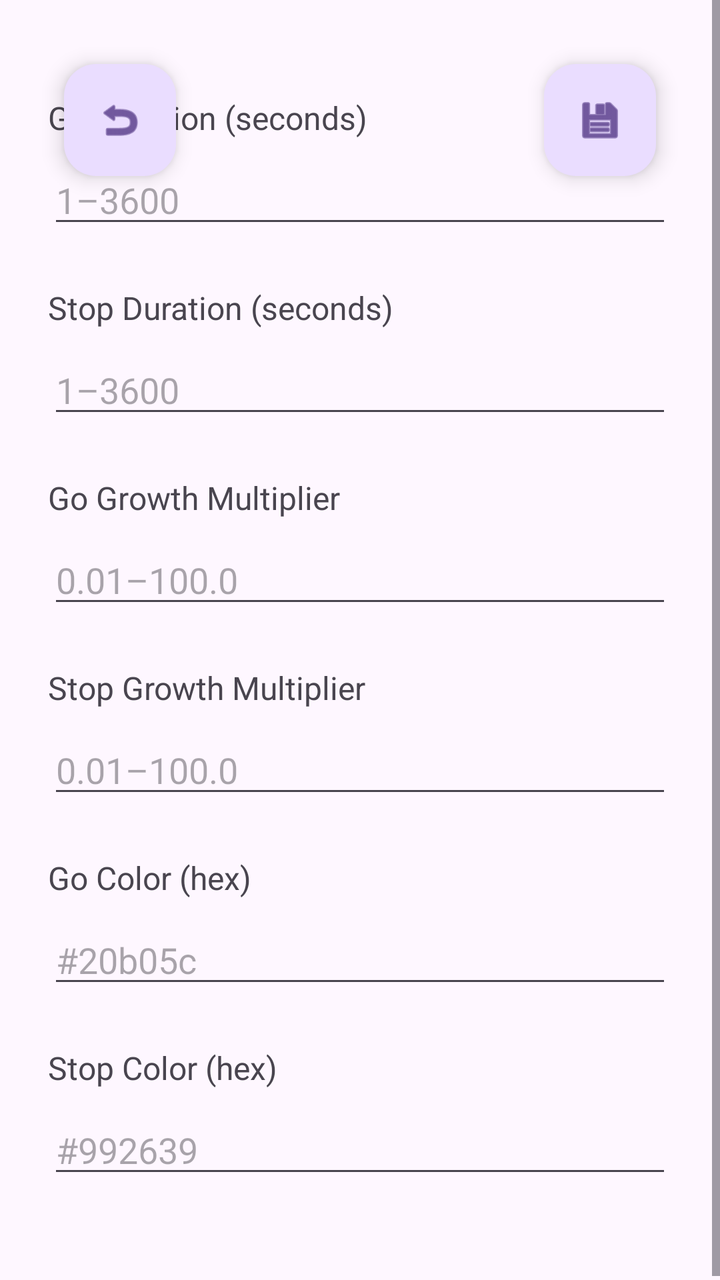
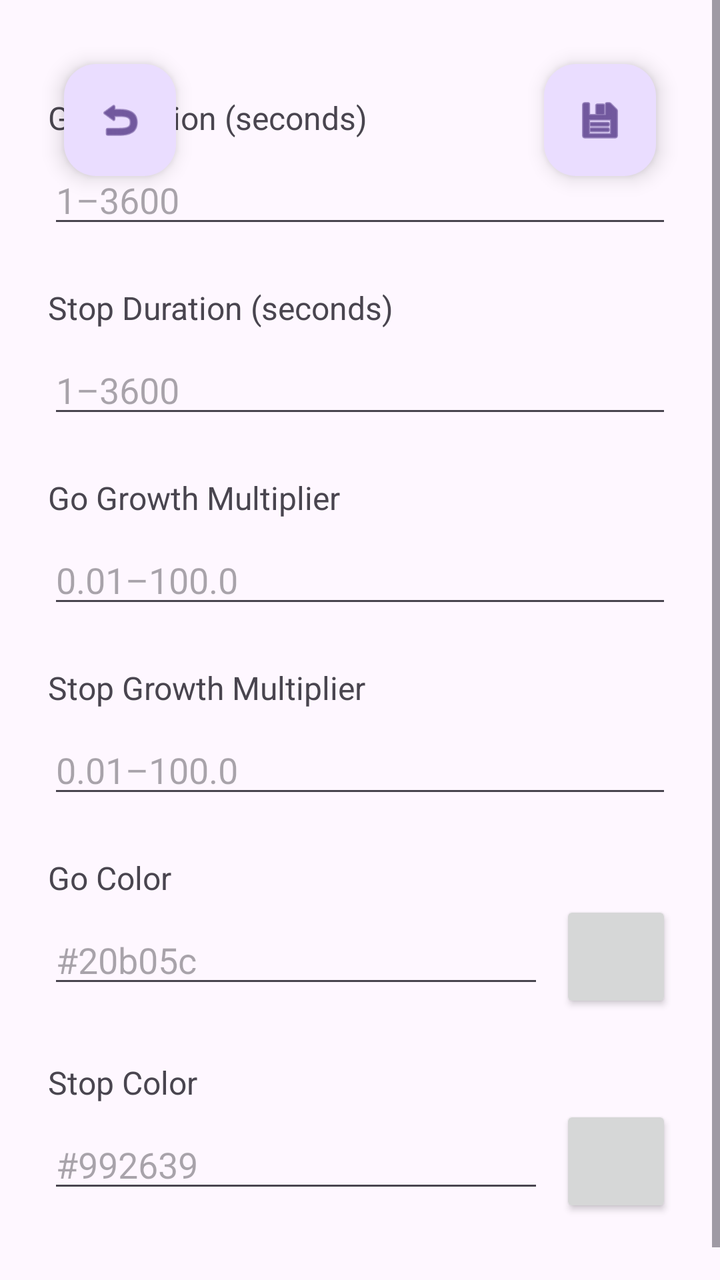

Two renders of the same Android screen: before a commit and after it. Below are the layout's source before the change and the commit's diff.
<!-- AndroidManifest.xml: application theme Theme.StopAndGo -->
<!-- res/layout/activity_settings.xml -->
<?xml version="1.0" encoding="utf-8"?>
<androidx.coordinatorlayout.widget.CoordinatorLayout xmlns:android="http://schemas.android.com/apk/res/android"
    xmlns:app="http://schemas.android.com/apk/res-auto"
    android:layout_width="match_parent"
    android:layout_height="match_parent">

    <ScrollView
        android:layout_width="match_parent"
        android:layout_height="match_parent"
        android:clickable="true"
        android:fillViewport="true"
        android:focusable="true"
        android:focusableInTouchMode="true">

        <androidx.constraintlayout.widget.ConstraintLayout
            android:id="@+id/settings_container"
            android:layout_width="match_parent"
            android:layout_height="wrap_content"
            android:clickable="true"
            android:focusable="true"
            android:focusableInTouchMode="true"
            android:paddingStart="24dp"
            android:paddingTop="48dp"
            android:paddingEnd="24dp"
            android:paddingBottom="48dp">

            <TextView
                android:id="@+id/go_duration_label"
                android:layout_width="0dp"
                android:layout_height="wrap_content"
                android:text="@string/go_duration"
                android:textSize="16sp"
                app:layout_constraintEnd_toEndOf="parent"
                app:layout_constraintStart_toStartOf="parent"
                app:layout_constraintTop_toTopOf="parent" />

            <EditText
                android:id="@+id/go_duration_input"
                android:layout_width="0dp"
                android:layout_height="wrap_content"
                android:layout_marginTop="8dp"
                android:autofillHints=""
                android:hint="@string/go_duration_hint"
                android:inputType="number"
                app:layout_constraintEnd_toEndOf="parent"
                app:layout_constraintStart_toStartOf="parent"
                app:layout_constraintTop_toBottomOf="@id/go_duration_label" />

            <TextView
                android:id="@+id/stop_duration_label"
                android:layout_width="0dp"
                android:layout_height="wrap_content"
                android:layout_marginTop="24dp"
                android:text="@string/stop_duration"
                android:textSize="16sp"
                app:layout_constraintEnd_toEndOf="parent"
                app:layout_constraintStart_toStartOf="parent"
                app:layout_constraintTop_toBottomOf="@id/go_duration_input" />

            <EditText
                android:id="@+id/stop_duration_input"
                android:layout_width="0dp"
                android:layout_height="wrap_content"
                android:layout_marginTop="8dp"
                android:autofillHints=""
                android:hint="@string/stop_duration_hint"
                android:inputType="number"
                app:layout_constraintEnd_toEndOf="parent"
                app:layout_constraintStart_toStartOf="parent"
                app:layout_constraintTop_toBottomOf="@id/stop_duration_label" />

            <TextView
                android:id="@+id/go_growth_label"
                android:layout_width="0dp"
                android:layout_height="wrap_content"
                android:layout_marginTop="24dp"
                android:text="@string/go_growth"
                android:textSize="16sp"
                app:layout_constraintEnd_toEndOf="parent"
                app:layout_constraintStart_toStartOf="parent"
                app:layout_constraintTop_toBottomOf="@id/stop_duration_input" />

            <EditText
                android:id="@+id/go_growth_input"
                android:layout_width="0dp"
                android:layout_height="wrap_content"
                android:layout_marginTop="8dp"
                android:autofillHints=""
                android:hint="@string/go_growth_hint"
                android:inputType="numberDecimal"
                app:layout_constraintEnd_toEndOf="parent"
                app:layout_constraintStart_toStartOf="parent"
                app:layout_constraintTop_toBottomOf="@id/go_growth_label" />

            <TextView
                android:id="@+id/stop_growth_label"
                android:layout_width="0dp"
                android:layout_height="wrap_content"
                android:layout_marginTop="24dp"
                android:text="@string/stop_growth"
                android:textSize="16sp"
                app:layout_constraintEnd_toEndOf="parent"
                app:layout_constraintStart_toStartOf="parent"
                app:layout_constraintTop_toBottomOf="@id/go_growth_input" />

            <EditText
                android:id="@+id/stop_growth_input"
                android:layout_width="0dp"
                android:layout_height="wrap_content"
                android:layout_marginTop="8dp"
                android:autofillHints=""
                android:hint="@string/stop_growth_hint"
                android:inputType="numberDecimal"
                app:layout_constraintEnd_toEndOf="parent"
                app:layout_constraintStart_toStartOf="parent"
                app:layout_constraintTop_toBottomOf="@id/stop_growth_label" />

            <TextView
                android:id="@+id/go_color_label"
                android:layout_width="0dp"
                android:layout_height="wrap_content"
                android:layout_marginTop="24dp"
                android:text="@string/go_color"
                android:textSize="16sp"
                app:layout_constraintEnd_toEndOf="parent"
                app:layout_constraintStart_toStartOf="parent"
                app:layout_constraintTop_toBottomOf="@id/stop_growth_input" />

            <EditText
                android:id="@+id/go_color_input"
                android:layout_width="0dp"
                android:layout_height="wrap_content"
                android:layout_marginTop="8dp"
                android:autofillHints=""
                android:hint="@string/go_color_hint"
                android:inputType="text"
                app:layout_constraintEnd_toEndOf="parent"
                app:layout_constraintStart_toStartOf="parent"
                app:layout_constraintTop_toBottomOf="@id/go_color_label" />

            <TextView
                android:id="@+id/stop_color_label"
                android:layout_width="0dp"
                android:layout_height="wrap_content"
                android:layout_marginTop="24dp"
                android:text="@string/stop_color"
                android:textSize="16sp"
                app:layout_constraintEnd_toEndOf="parent"
                app:layout_constraintStart_toStartOf="parent"
                app:layout_constraintTop_toBottomOf="@id/go_color_input" />

            <EditText
                android:id="@+id/stop_color_input"
                android:layout_width="0dp"
                android:layout_height="wrap_content"
                android:layout_marginTop="8dp"
                android:autofillHints=""
                android:hint="@string/stop_color_hint"
                android:inputType="text"
                app:layout_constraintEnd_toEndOf="parent"
                app:layout_constraintStart_toStartOf="parent"
                app:layout_constraintTop_toBottomOf="@id/stop_color_label" />

        </androidx.constraintlayout.widget.ConstraintLayout>
    </ScrollView>

    <com.google.android.material.floatingactionbutton.FloatingActionButton
        android:id="@+id/save_button"
        android:layout_width="wrap_content"
        android:layout_height="wrap_content"
        android:layout_gravity="top|end"
        android:layout_margin="32dp"
        android:contentDescription="@string/save_settings"
        app:srcCompat="@android:drawable/ic_menu_save" />

    <com.google.android.material.floatingactionbutton.FloatingActionButton
        android:id="@+id/reset_button"
        android:layout_width="wrap_content"
        android:layout_height="wrap_content"
        android:layout_gravity="top|start"
        android:layout_margin="32dp"
        android:contentDescription="@string/reset_timer"
        app:srcCompat="@android:drawable/ic_menu_revert" />

</androidx.coordinatorlayout.widget.CoordinatorLayout>
<!-- resources referenced by this layout -->
<resources>
  <string name="go_color">Go Color (hex)</string>
  <string name="go_color_hint">#20b05c</string>
  <string name="go_duration">Go Duration (seconds)</string>
  <string name="go_duration_hint">1–3600</string>
  <string name="go_growth">Go Growth Multiplier</string>
  <string name="go_growth_hint">0.01–100.0</string>
  <string name="reset_timer">Reset Timer</string>
  <string name="save_settings">Save Settings</string>
  <string name="stop_color">Stop Color (hex)</string>
  <string name="stop_color_hint">#992639</string>
  <string name="stop_duration">Stop Duration (seconds)</string>
  <string name="stop_duration_hint">1–3600</string>
  <string name="stop_growth">Stop Growth Multiplier</string>
  <string name="stop_growth_hint">0.01–100.0</string>
  <style name="Theme.StopAndGo" parent="Base.Theme.StopAndGo" />
  <style name="Base.Theme.StopAndGo" parent="Theme.Material3.DayNight.NoActionBar">
      </style>
</resources>

<!-- the commit's change to res/layout/activity_settings.xml (unified diff, before → after) -->
@@ -131,13 +131,23 @@
                 android:layout_width="0dp"
                 android:layout_height="wrap_content"
                 android:layout_marginTop="8dp"
+                android:layout_marginEnd="8dp"
                 android:autofillHints=""
                 android:hint="@string/go_color_hint"
                 android:inputType="text"
-                app:layout_constraintEnd_toEndOf="parent"
+                app:layout_constraintEnd_toStartOf="@id/go_color_picker_button"
                 app:layout_constraintStart_toStartOf="parent"
                 app:layout_constraintTop_toBottomOf="@id/go_color_label" />
 
+            <Button
+                android:id="@+id/go_color_picker_button"
+                android:layout_width="56dp"
+                android:layout_height="56dp"
+                android:contentDescription="@string/pick_color"
+                app:layout_constraintBottom_toBottomOf="@id/go_color_input"
+                app:layout_constraintEnd_toEndOf="parent"
+                app:layout_constraintTop_toTopOf="@id/go_color_input" />
+
             <TextView
                 android:id="@+id/stop_color_label"
                 android:layout_width="0dp"
@@ -147,19 +157,29 @@
                 android:textSize="16sp"
                 app:layout_constraintEnd_toEndOf="parent"
                 app:layout_constraintStart_toStartOf="parent"
-                app:layout_constraintTop_toBottomOf="@id/go_color_input" />
+                app:layout_constraintTop_toBottomOf="@id/go_color_picker_button" />
 
             <EditText
                 android:id="@+id/stop_color_input"
                 android:layout_width="0dp"
                 android:layout_height="wrap_content"
                 android:layout_marginTop="8dp"
+                android:layout_marginEnd="8dp"
                 android:autofillHints=""
                 android:hint="@string/stop_color_hint"
                 android:inputType="text"
-                app:layout_constraintEnd_toEndOf="parent"
+                app:layout_constraintEnd_toStartOf="@id/stop_color_picker_button"
                 app:layout_constraintStart_toStartOf="parent"
                 app:layout_constraintTop_toBottomOf="@id/stop_color_label" />
+
+            <Button
+                android:id="@+id/stop_color_picker_button"
+                android:layout_width="56dp"
+                android:layout_height="56dp"
+                android:contentDescription="@string/pick_color"
+                app:layout_constraintBottom_toBottomOf="@id/stop_color_input"
+                app:layout_constraintEnd_toEndOf="parent"
+                app:layout_constraintTop_toTopOf="@id/stop_color_input" />
 
         </androidx.constraintlayout.widget.ConstraintLayout>
     </ScrollView>
<!-- resource entries referenced after the edit -->
@@ -1,15 +1,16 @@
 <!-- resources referenced by this layout -->
 <resources>
-  <string name="go_color">Go Color (hex)</string>
-  <string name="go_color_hint">#20b05c</string>
+  <string name="go_color">Go Color</string>
+  <string name="go_color_hint" translatable="false">#20b05c</string>
   <string name="go_duration">Go Duration (seconds)</string>
   <string name="go_duration_hint">1–3600</string>
   <string name="go_growth">Go Growth Multiplier</string>
   <string name="go_growth_hint">0.01–100.0</string>
+  <string name="pick_color">Pick Color</string>
   <string name="reset_timer">Reset Timer</string>
   <string name="save_settings">Save Settings</string>
-  <string name="stop_color">Stop Color (hex)</string>
-  <string name="stop_color_hint">#992639</string>
+  <string name="stop_color">Stop Color</string>
+  <string name="stop_color_hint" translatable="false">#992639</string>
   <string name="stop_duration">Stop Duration (seconds)</string>
   <string name="stop_duration_hint">1–3600</string>
   <string name="stop_growth">Stop Growth Multiplier</string>
